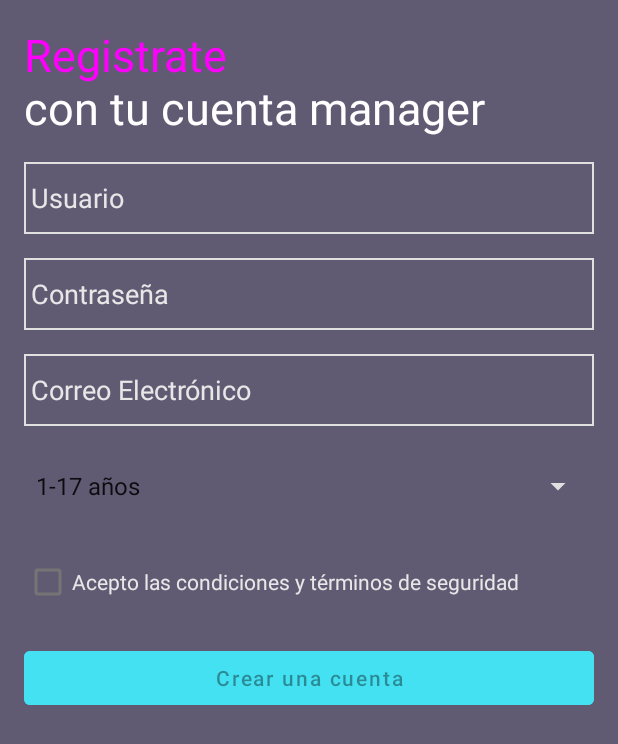
After one commit to Alegasu03/LigaManagerMobile, an Android app: the RegisterActivity screen opened directly, with no data from a screen before it, on a phone screen of 412 x 824 dp. The commit adds this screen. Shown: the top 744 px of the screen. Run offline under Robolectric (Android 15) with nearby library versions, the phone set to English and light mode, and no system bars.

Commit message:
Segundo Commit

```diff
--- a/app/src/main/AndroidManifest.xml
+++ b/app/src/main/AndroidManifest.xml
@@ -12,6 +12,9 @@
         android:supportsRtl="true"
         android:theme="@style/Theme.LigaManagerMobile"
         tools:targetApi="31">
+        <activity
+            android:name=".RegisterActivity"
+            android:exported="false" />
         <activity
             android:name=".LoginActivity"
             android:exported="true">
--- /dev/null
+++ b/app/src/main/java/com/example/ligamanagermobile/ActivityUtils.java
@@ -0,0 +1,25 @@
+package com.example.ligamanagermobile;
+
+import android.app.Activity;
+import android.view.Window;
+import android.view.WindowManager;
+
+import androidx.appcompat.app.ActionBar;
+import androidx.appcompat.app.AppCompatActivity;
+
+public class ActivityUtils {
+
+    public static void setupFullscreen(Activity activity) {
+        if (activity instanceof AppCompatActivity) {
+            AppCompatActivity appCompatActivity = (AppCompatActivity) activity;
+            ActionBar actionBar = appCompatActivity.getSupportActionBar();
+            if (actionBar != null) {
+                actionBar.hide();
+            }
+        } else {
+            // Si no es una AppCompatActivity, intenta ocultar la barra de título directamente
+            activity.requestWindowFeature(Window.FEATURE_NO_TITLE);
+        }
+        activity.getWindow().setFlags(WindowManager.LayoutParams.FLAG_FULLSCREEN, WindowManager.LayoutParams.FLAG_FULLSCREEN);
+    }
+}
--- a/app/src/main/java/com/example/ligamanagermobile/LoginActivity.java
+++ b/app/src/main/java/com/example/ligamanagermobile/LoginActivity.java
@@ -2,13 +2,16 @@ package com.example.ligamanagermobile;
 
 import androidx.appcompat.app.AppCompatActivity;
 
+import android.content.Intent;
 import android.graphics.Color;
 import android.os.Bundle;
 import android.text.Spannable;
 import android.text.SpannableString;
 import android.text.style.ForegroundColorSpan;
+import android.view.View;
 import android.view.Window;
 import android.view.WindowManager;
+import android.widget.Button;
 import android.widget.TextView;
 
 public class LoginActivity extends AppCompatActivity {
@@ -17,17 +20,15 @@ public class LoginActivity extends AppCompatActivity {
     protected void onCreate(Bundle savedInstanceState) {
         super.onCreate(savedInstanceState);
         //Eliminar Barra de Titulo
-        requestWindowFeature(Window.FEATURE_NO_TITLE);
-        this.getWindow().setFlags(WindowManager.LayoutParams.FLAG_FULLSCREEN,WindowManager.LayoutParams.FLAG_FULLSCREEN);
-        getSupportActionBar().hide();
+        ActivityUtils.setupFullscreen(this);
 
 
         setContentView(R.layout.activity_login);
+        //Vinculamos los objetos
+        Button btnRegister = findViewById(R.id.buttonRegister);
         TextView textView = findViewById(R.id.textView);
-
         String textoCompleto = "Inicia Sesión\ncon tu cuenta";
         Spannable spannable = new SpannableString(textoCompleto);
-
         // Obtener la posición del salto de línea
         int posicionSaltoLinea = textoCompleto.indexOf('\n');
 
@@ -39,7 +40,16 @@ public class LoginActivity extends AppCompatActivity {
 
         // Establecer el texto en el TextView
         textView.setText(spannable);
+        btnRegister.setOnClickListener(new View.OnClickListener() {
+            @Override
+            public void onClick(View v) {
+                // Crear un Intent para abrir la nueva actividad
+                Intent intent = new Intent(LoginActivity.this, RegisterActivity.class);
+                startActivity(intent);
+            }
+        });
+
+        }
+
 
     }
-
-}
--- /dev/null
+++ b/app/src/main/java/com/example/ligamanagermobile/RegisterActivity.java
@@ -0,0 +1,68 @@
+package com.example.ligamanagermobile;
+
+import androidx.appcompat.app.AppCompatActivity;
+
+import android.graphics.Color;
+import android.os.Bundle;
+import android.text.Spannable;
+import android.text.SpannableString;
+import android.text.TextUtils;
+import android.text.style.ForegroundColorSpan;
+import android.view.View;
+import android.widget.ArrayAdapter;
+import android.widget.Button;
+import android.widget.CheckBox;
+import android.widget.EditText;
+import android.widget.Spinner;
+import android.widget.TextView;
+
+public class RegisterActivity extends AppCompatActivity {
+
+    @Override
+    protected void onCreate(Bundle savedInstanceState) {
+        super.onCreate(savedInstanceState);
+        ActivityUtils.setupFullscreen(this);
+        setContentView(R.layout.activity_register);
+
+        // Inicialización de vistas
+        Spinner spinnerEdad = findViewById(R.id.spinnerAge);
+        TextView textView = findViewById(R.id.textView);
+        EditText editTextUsername = findViewById(R.id.editTextUsername);
+        EditText editTextPassword = findViewById(R.id.editTextPassword);
+        EditText editTextCorreo = findViewById(R.id.editTextCorreo);
+        Button buttonRegister = findViewById(R.id.buttonRegister);
+        CheckBox checkBoxTerms = findViewById(R.id.checkBoxTerms);
+
+        // Configuración del Spinner
+        String[] edad = getResources().getStringArray(R.array.Edad);
+        ArrayAdapter<String> adapter = new ArrayAdapter<>(this, android.R.layout.simple_spinner_item, edad);
+        adapter.setDropDownViewResource(android.R.layout.simple_spinner_dropdown_item);
+        spinnerEdad.setAdapter(adapter);
+
+        // Establecer color en el texto del TextView
+        String textoCompleto = "Registrate\ncon tu cuenta manager";
+        Spannable spannable = new SpannableString(textoCompleto);
+        int posicionSaltoLinea = textoCompleto.indexOf('\n');
+        spannable.setSpan(new ForegroundColorSpan(Color.MAGENTA), 0, posicionSaltoLinea, Spannable.SPAN_EXCLUSIVE_EXCLUSIVE);
+        spannable.setSpan(new ForegroundColorSpan(Color.WHITE), posicionSaltoLinea + 1, textoCompleto.length(), Spannable.SPAN_EXCLUSIVE_EXCLUSIVE);
+        textView.setText(spannable);
+
+        // Listener del CheckBox para habilitar/deshabilitar el botón "Crear una cuenta"
+        checkBoxTerms.setOnCheckedChangeListener((buttonView, isChecked) -> {
+            buttonRegister.setEnabled(isChecked && !TextUtils.isEmpty(editTextUsername.getText().toString())
+                    && !TextUtils.isEmpty(editTextPassword.getText().toString())
+                    && !TextUtils.isEmpty(editTextCorreo.getText().toString()));
+        });
+
+        // Listener del botón "Crear una cuenta" para realizar la acción de registro
+        buttonRegister.setOnClickListener(new View.OnClickListener() {
+            @Override
+            public void onClick(View v) {
+                if (checkBoxTerms.isChecked() && !TextUtils.isEmpty(editTextUsername.getText().toString())
+                        && !TextUtils.isEmpty(editTextPassword.getText().toString())
+                        && !TextUtils.isEmpty(editTextCorreo.getText().toString())) {
+                }
+            }
+        });
+    }
+}
--- /dev/null
+++ b/app/src/main/res/layout/activity_register.xml
@@ -0,0 +1,82 @@
+<?xml version="1.0" encoding="utf-8"?>
+<RelativeLayout xmlns:android="http://schemas.android.com/apk/res/android"
+    android:layout_width="match_parent"
+    android:layout_height="match_parent"
+    android:padding="16dp"
+    android:background="#615A73">
+
+    <TextView
+        android:id="@+id/textView"
+        android:layout_width="match_parent"
+        android:layout_height="wrap_content"
+        android:text="Registrate\ncon tu cuenta manager"
+        android:textSize="30dp"/>
+
+    <EditText
+        android:id="@+id/editTextUsername"
+        android:layout_width="match_parent"
+        android:layout_height="wrap_content"
+        android:layout_below="@id/textView"
+        android:layout_marginTop="16dp"
+        android:background="@drawable/edittext_border"
+        android:hint="Usuario"
+        android:textColor="#E0E0E0"
+        android:textColorHint="#E7E7E7"
+        android:minHeight="48dp" />
+
+    <EditText
+        android:id="@+id/editTextPassword"
+        android:layout_width="match_parent"
+        android:layout_height="wrap_content"
+        android:layout_below="@id/editTextUsername"
+        android:layout_marginTop="16dp"
+        android:background="@drawable/edittext_border"
+        android:hint="Contraseña"
+        android:inputType="textPassword"
+        android:textColor="#E0E0E0"
+        android:textColorHint="#E7E7E7"
+        android:minHeight="48dp" />
+
+    <EditText
+        android:id="@+id/editTextCorreo"
+        android:layout_width="match_parent"
+        android:layout_height="wrap_content"
+        android:layout_below="@id/editTextPassword"
+        android:layout_marginTop="16dp"
+        android:background="@drawable/edittext_border"
+        android:hint="Correo Electrónico"
+        android:inputType="textEmailAddress"
+        android:textColor="#E0E0E0"
+        android:textColorHint="#E7E7E7"
+        android:minHeight="48dp" />
+
+    <Spinner
+        android:id="@+id/spinnerAge"
+        android:layout_width="match_parent"
+        android:layout_height="wrap_content"
+        android:layout_below="@id/editTextCorreo"
+        android:layout_marginTop="16dp"
+        android:minHeight="48dp"
+        style="@style/SpinnerStyle"/>
+
+    <CheckBox
+        android:id="@+id/checkBoxTerms"
+        android:layout_width="wrap_content"
+        android:layout_height="wrap_content"
+        android:layout_below="@id/spinnerAge"
+        android:layout_marginTop="16dp"
+        android:text="Acepto las condiciones y términos de seguridad"
+        android:textColor="#E7E7E7"/> <!-- Color blanco -->
+
+    <Button
+        android:id="@+id/buttonRegister"
+        android:layout_width="match_parent"
+        android:layout_height="wrap_content"
+        android:layout_below="@id/checkBoxTerms"
+        android:layout_marginTop="16dp"
+        android:textAllCaps="false"
+        android:text="Crear una cuenta"
+        android:backgroundTint="#44E1F2"
+        android:enabled="false"/> <!-- Inicialmente deshabilitado -->
+
+</RelativeLayout>
--- a/app/src/main/res/layout/nav_header_main.xml
+++ b/app/src/main/res/layout/nav_header_main.xml
@@ -24,7 +24,7 @@
         android:layout_width="match_parent"
         android:layout_height="wrap_content"
         android:paddingTop="@dimen/nav_header_vertical_spacing"
-        android:text="@string/nav_header_title"
+        android:text="Usuario"
         android:textAppearance="@style/TextAppearance.AppCompat.Body1" />
 
     <TextView
--- a/app/src/main/res/values/strings.xml
+++ b/app/src/main/res/values/strings.xml
@@ -10,4 +10,8 @@
     <string name="menu_home">Home</string>
     <string name="menu_gallery">Gallery</string>
     <string name="menu_slideshow">Slideshow</string>
+    <string-array name="Edad">
+        <item>1-17 años</item>
+        <item>18-99 años</item>
+    </string-array>
 </resources>
--- /dev/null
+++ b/app/src/main/res/values/styles.xml
@@ -0,0 +1,11 @@
+<?xml version="1.0" encoding="utf-8"?>
+<resources>
+    <style name="SpinnerStyle" parent="Widget.AppCompat.Spinner">
+<item name="android:backgroundTint">#E0E0E0</item>
+<item name="android:textColor">#E0E0E0</item>
+        <item name="android:tint">#E0E0E0</item>
+
+    </style>
+
+
+</resources>
```
Also changed, not shown: app/src/main/res/drawable/icono.jpeg (added), app/src/main/res/mipmap-anydpi-v26/icono.jpeg (added).
